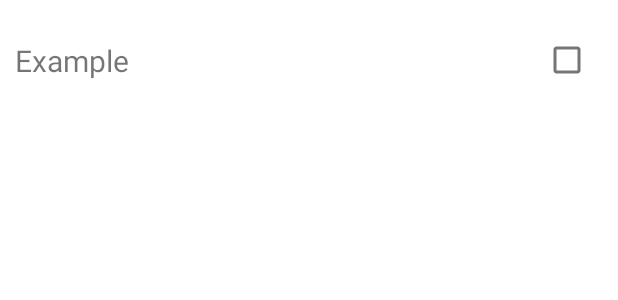
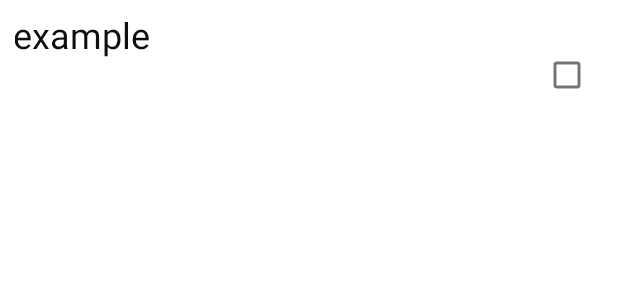
Before and after one commit to Aryan-goel/To-do-List, an Android app: the layout item_todo.xml on its own in the app's theme, with its tools: preview values and no code run, on a phone screen of 412 x 824 dp. Shown: the top 300 px of the screen. Run offline under Robolectric (Android 15) with nearby library versions, the phone set to English and light mode, and no system bars.

Commit message:
Todo App completed

```diff
--- a/app/build.gradle
+++ b/app/build.gradle
@@ -2,6 +2,7 @@ plugins {
     id 'com.android.application'
     id 'kotlin-android'
 }
+apply plugin: 'kotlin-android-extensions'
 
 android {
     compileSdkVersion 30
@@ -26,6 +27,7 @@ android {
     compileOptions {
         sourceCompatibility JavaVersion.VERSION_1_8
         targetCompatibility JavaVersion.VERSION_1_8
+
     }
     kotlinOptions {
         jvmTarget = '1.8'
@@ -39,7 +41,8 @@ dependencies {
     implementation 'androidx.appcompat:appcompat:1.2.0'
     implementation 'com.google.android.material:material:1.3.0'
     implementation 'androidx.constraintlayout:constraintlayout:2.0.4'
-    testImplementation 'junit:junit:4.+'
+    testImplementation 'junit:junit:4.13.2'
     androidTestImplementation 'androidx.test.ext:junit:1.1.2'
+    implementation 'androidx.recyclerview:recyclerview:1.2.0'
     androidTestImplementation 'androidx.test.espresso:espresso-core:3.3.0'
 }
--- a/app/src/main/java/com/example/to_dolist/Todo.kt
+++ b/app/src/main/java/com/example/to_dolist/Todo.kt
@@ -2,7 +2,7 @@ package com.example.to_dolist
 
 data class Todo(
         val title:String,
-        val isChecked:Boolean=false,
+        var isChecked:Boolean=false,
 
 
-)
+        )
--- a/app/src/main/res/layout/item_todo.xml
+++ b/app/src/main/res/layout/item_todo.xml
@@ -5,15 +5,16 @@
     android:layout_width="match_parent"
     android:paddingStart="10dp"
     android:paddingEnd="10dp"
-    android:layout_height="80dp">
+    android:layout_height="100dp">
 
     <TextView
-        android:id="@+id/tvtodoTitle"
-        android:layout_width="0dp"
-        android:layout_height="wrap_content"
-        android:text="Example"
-        android:textSize="20sp"
+        android:id="@+id/tvTodoTitle"
+        android:layout_width="348dp"
+        android:layout_height="87dp"
+        android:text="example"
+        android:textColor="#0E0E0E"
 
+        android:textSize="24sp"
         app:layout_constraintBottom_toBottomOf="parent"
         app:layout_constraintEnd_toStartOf="@+id/cbDone"
         app:layout_constraintStart_toStartOf="parent"
```
Also changed, not shown: app/src/main/java/com/example/to_dolist/MainActivity.kt (+17 -0 lines), app/src/main/java/com/example/to_dolist/TodoAdapter.kt (+33 -0 lines).
